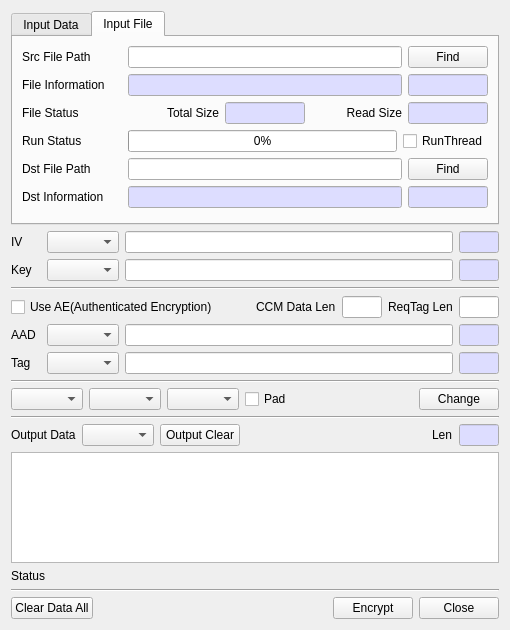
Above: BerEditor/enc_dec_dlg.ui from jykim74/BerEditor before the change. Below: the same form after it.
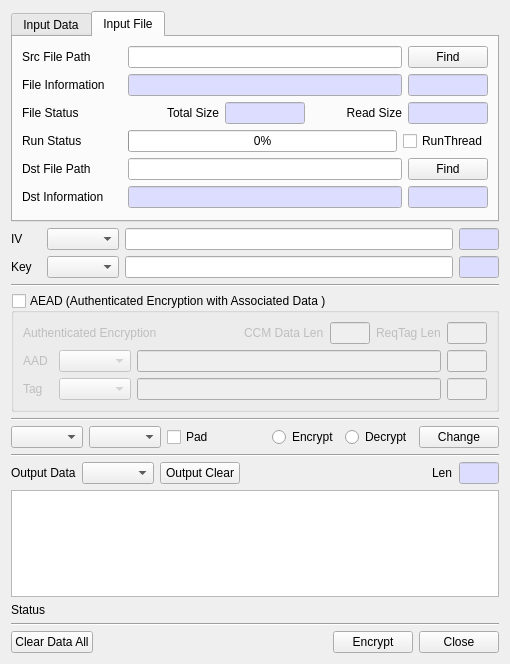
That is the form after the change.

The edit to the form file:
```diff
--- a/BerEditor/enc_dec_dlg.ui
+++ b/BerEditor/enc_dec_dlg.ui
@@ -7,7 +7,7 @@
     <x>0</x>
     <y>0</y>
     <width>510</width>
-    <height>630</height>
+    <height>664</height>
    </rect>
   </property>
   <property name="windowTitle">
@@ -915,17 +915,25 @@
     </widget>
    </item>
    <item>
-    <layout class="QGridLayout" name="gridLayout_2">
-     <property name="topMargin">
-      <number>0</number>
+    <widget class="QGroupBox" name="mAEADGroup">
+     <property name="minimumSize">
+      <size>
+       <width>0</width>
+       <height>0</height>
+      </size>
      </property>
-     <item row="0" column="0">
-      <widget class="QCheckBox" name="mUseAECheck">
-       <property name="text">
-        <string>Use AE(Authenticated Encryption)</string>
-       </property>
-      </widget>
-     </item>
+     <property name="title">
+      <string>AEAD (Authenticated Encryption with Associated Data )</string>
+     </property>
+     <property name="checkable">
+      <bool>true</bool>
+     </property>
+     <property name="checked">
+      <bool>false</bool>
+     </property>
+     <layout class="QVBoxLayout" name="verticalLayout_4">
+      <item>
+       <layout class="QGridLayout" name="gridLayout">
      <item row="0" column="2">
       <widget class="QLabel" name="label_8">
        <property name="text">
@@ -933,35 +941,6 @@
        </property>
       </widget>
      </item>
-     <item row="0" column="1">
-      <spacer name="horizontalSpacer_4">
-       <property name="orientation">
-        <enum>Qt::Horizontal</enum>
-       </property>
-       <property name="sizeHint" stdset="0">
-        <size>
-         <width>40</width>
-         <height>20</height>
-        </size>
-       </property>
-      </spacer>
-     </item>
-     <item row="0" column="3">
-      <widget class="QLineEdit" name="mCCMDataLength">
-       <property name="minimumSize">
-        <size>
-         <width>40</width>
-         <height>0</height>
-        </size>
-       </property>
-       <property name="maximumSize">
-        <size>
-         <width>40</width>
-         <height>16777215</height>
-        </size>
-       </property>
-      </widget>
-     </item>
      <item row="0" column="4">
       <widget class="QLabel" name="label_12">
        <property name="text">
@@ -969,6 +948,22 @@
        </property>
       </widget>
      </item>
+        <item row="0" column="3">
+         <widget class="QLineEdit" name="mCCMDataLength">
+          <property name="minimumSize">
+           <size>
+            <width>40</width>
+            <height>0</height>
+           </size>
+          </property>
+          <property name="maximumSize">
+           <size>
+            <width>40</width>
+            <height>16777215</height>
+           </size>
+          </property>
+         </widget>
+        </item>
      <item row="0" column="5">
       <widget class="QLineEdit" name="mReqTagLenText">
        <property name="minimumSize">
@@ -985,30 +980,37 @@
        </property>
       </widget>
      </item>
-    </layout>
-   </item>
-   <item>
-    <layout class="QHBoxLayout" name="horizontalLayout_7">
-     <item>
-      <widget class="QLabel" name="label_6">
-       <property name="minimumSize">
+        <item row="0" column="1">
+         <spacer name="horizontalSpacer_6">
+          <property name="orientation">
+           <enum>Qt::Horizontal</enum>
+          </property>
+          <property name="sizeHint" stdset="0">
         <size>
-         <width>30</width>
-         <height>0</height>
-        </size>
-       </property>
+            <width>40</width>
+            <height>20</height>
+           </size>
+          </property>
+         </spacer>
+        </item>
+        <item row="0" column="0">
+         <widget class="QLabel" name="mAEADLabel">
        <property name="text">
-        <string>AAD</string>
+           <string>Authenticated Encryption</string>
        </property>
       </widget>
      </item>
+       </layout>
+      </item>
      <item>
+       <layout class="QGridLayout" name="gridLayout_12">
+        <item row="0" column="1">
       <widget class="QComboBox" name="mAADTypeCombo"/>
      </item>
-     <item>
+        <item row="0" column="2">
       <widget class="QLineEdit" name="mAADText"/>
      </item>
-     <item>
+        <item row="0" column="3">
       <widget class="QLineEdit" name="mAADLenText">
        <property name="minimumSize">
         <size>
@@ -1064,11 +1066,20 @@
        </property>
       </widget>
      </item>
-    </layout>
-   </item>
-   <item>
-    <layout class="QHBoxLayout" name="horizontalLayout_8">
-     <item>
+        <item row="0" column="0">
+         <widget class="QLabel" name="label_6">
+          <property name="minimumSize">
+           <size>
+            <width>30</width>
+            <height>0</height>
+           </size>
+          </property>
+          <property name="text">
+           <string>AAD</string>
+          </property>
+         </widget>
+        </item>
+        <item row="1" column="0">
       <widget class="QLabel" name="label_7">
        <property name="minimumSize">
         <size>
@@ -1081,13 +1092,13 @@
        </property>
       </widget>
      </item>
-     <item>
+        <item row="1" column="1">
       <widget class="QComboBox" name="mTagTypeCombo"/>
      </item>
-     <item>
+        <item row="1" column="2">
       <widget class="QLineEdit" name="mTagText"/>
      </item>
-     <item>
+        <item row="1" column="3">
       <widget class="QLineEdit" name="mTagLenText">
        <property name="minimumSize">
         <size>
@@ -1145,6 +1156,9 @@
      </item>
     </layout>
    </item>
+     </layout>
+    </widget>
+   </item>
    <item>
     <widget class="Line" name="line_4">
      <property name="maximumSize">
@@ -1173,9 +1187,6 @@
      <item>
       <widget class="QComboBox" name="mModeCombo"/>
      </item>
-     <item>
-      <widget class="QComboBox" name="mMethodCombo"/>
-     </item>
      <item>
       <widget class="QCheckBox" name="mPadCheck">
        <property name="text">
@@ -1196,6 +1207,20 @@
        </property>
       </spacer>
      </item>
+     <item>
+      <widget class="QRadioButton" name="mEncryptRadio">
+       <property name="text">
+        <string>Encrypt</string>
+       </property>
+      </widget>
+     </item>
+     <item>
+      <widget class="QRadioButton" name="mDecryptRadio">
+       <property name="text">
+        <string>Decrypt</string>
+       </property>
+      </widget>
+     </item>
      <item>
       <widget class="QPushButton" name="mChangeBtn">
        <property name="text">
```
Left out of the diff: 5 changed lines with no effect on the pictures. Lines whose indentation alone changed are shown as unchanged.
